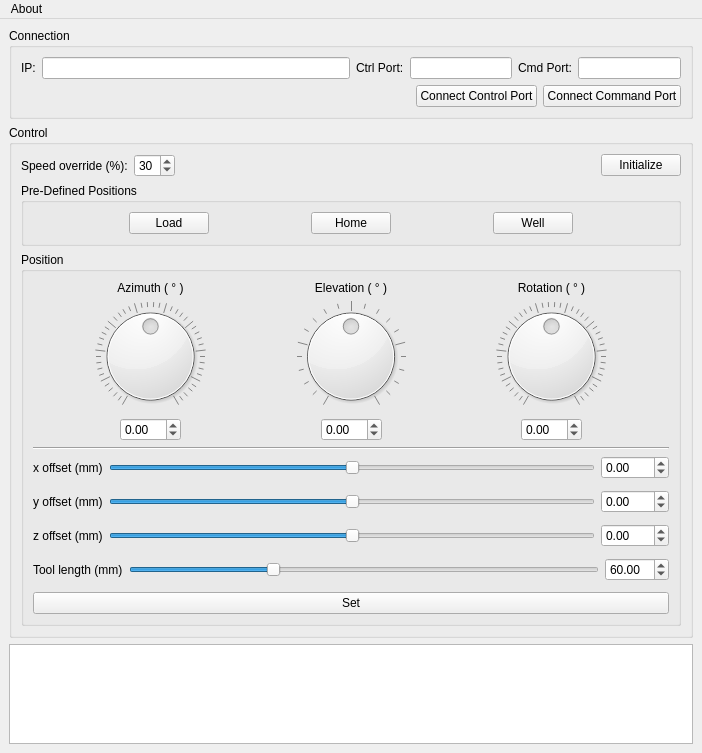
This is mainwindow.ui in rookidroid/armstrong as Qt 5 draws it before an edit. The edited form follows.
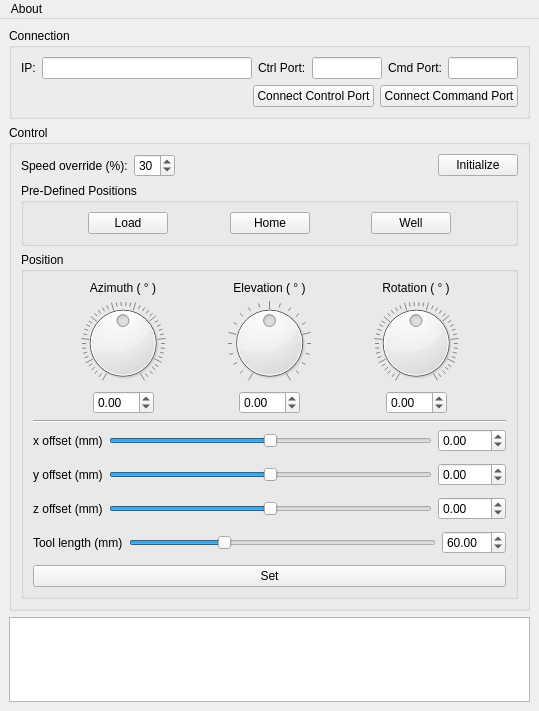
This is the edited form. Icons and pictures are not drawn.

Patch:
```diff
--- a/mainwindow.ui
+++ b/mainwindow.ui
@@ -6,8 +6,8 @@
    <rect>
     <x>0</x>
     <y>0</y>
-    <width>702</width>
-    <height>753</height>
+    <width>539</width>
+    <height>711</height>
    </rect>
   </property>
   <property name="sizePolicy">
@@ -852,7 +852,7 @@
     <rect>
      <x>0</x>
      <y>0</y>
-     <width>702</width>
+     <width>539</width>
      <height>22</height>
     </rect>
    </property>
```
